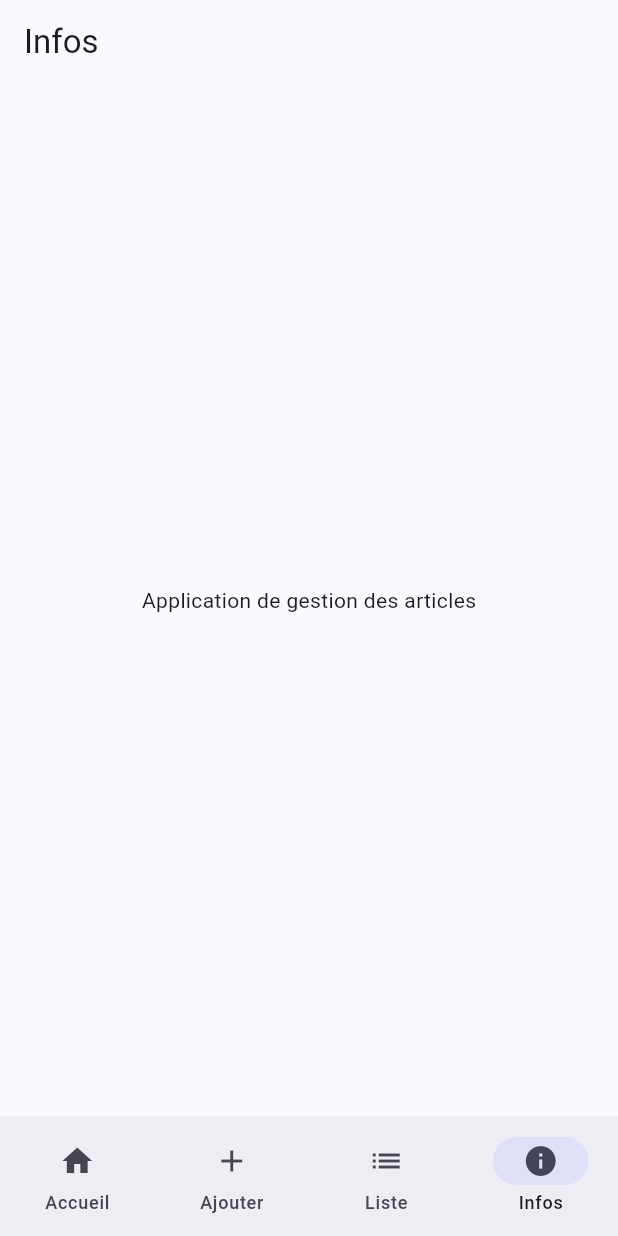
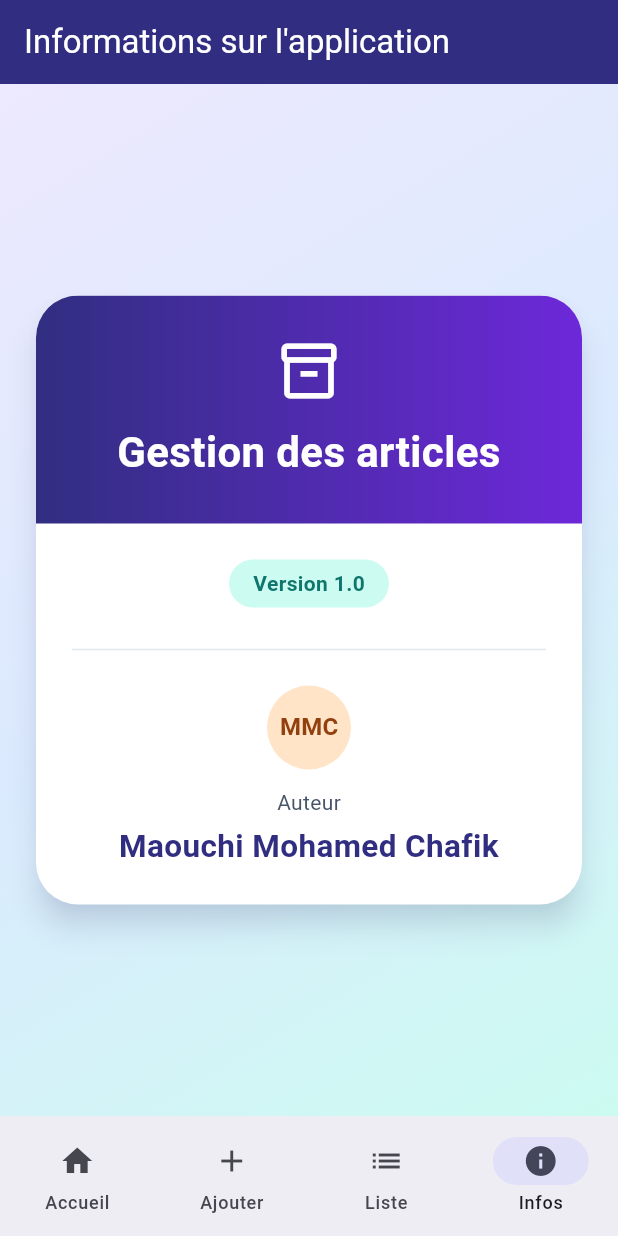
Before and after one commit to Fateh98/Atelier9, a Flutter app: the screen it shows after launch, item 4 of the bottom bar chosen, on a phone screen of 412 x 824 dp. Run offline on Flutter 3.47's test engine with Material 3 defaults, Android fonts, the phone set to English and light mode, and no system bars.

Commit message:
Personnaliser la page Infos avec des couleurs et le nom de Maouchi Mohamed Chafik

```diff
--- a/lib/pages/infos_page.dart
+++ b/lib/pages/infos_page.dart
@@ -5,12 +5,134 @@ class InfosPage extends StatelessWidget {
 
   @override
   Widget build(BuildContext context) {
+    const indigo = Color(0xFF312E81);
+    const violet = Color(0xFF6D28D9);
+    const turquoise = Color(0xFF0F766E);
+
     return Scaffold(
       appBar: AppBar(
-        title: const Text('Infos'),
+        backgroundColor: indigo,
+        foregroundColor: Colors.white,
+        title: const Text("Informations sur l'application"),
       ),
-      body: const Center(
-        child: Text('Application de gestion des articles'),
+      body: Container(
+        width: double.infinity,
+        height: double.infinity,
+        decoration: const BoxDecoration(
+          gradient: LinearGradient(
+            begin: Alignment.topLeft,
+            end: Alignment.bottomRight,
+            colors: [
+              Color(0xFFEDE9FE),
+              Color(0xFFDBEAFE),
+              Color(0xFFCCFBF1),
+            ],
+          ),
+        ),
+        child: Center(
+          child: SingleChildScrollView(
+            padding: const EdgeInsets.all(24),
+            child: ConstrainedBox(
+              constraints: const BoxConstraints(maxWidth: 420),
+              child: Card(
+                margin: EdgeInsets.zero,
+                elevation: 8,
+                shadowColor: const Color(0x44312E81),
+                color: Colors.white,
+                clipBehavior: Clip.antiAlias,
+                shape: RoundedRectangleBorder(
+                  borderRadius: BorderRadius.circular(28),
+                ),
+                child: Column(
+                  mainAxisSize: MainAxisSize.min,
+                  children: [
+                    Container(
+                      width: double.infinity,
+                      padding: const EdgeInsets.all(28),
+                      decoration: const BoxDecoration(
+                        gradient: LinearGradient(
+                          colors: [indigo, violet],
+                        ),
+                      ),
+                      child: const Column(
+                        children: [
+                          Icon(
+                            Icons.inventory_2_outlined,
+                            color: Colors.white,
+                            size: 44,
+                          ),
+                          SizedBox(height: 12),
+                          Text(
+                            'Gestion des articles',
+                            textAlign: TextAlign.center,
+                            style: TextStyle(
+                              color: Colors.white,
+                              fontSize: 28,
+                              fontWeight: FontWeight.bold,
+                            ),
+                          ),
+                        ],
+                      ),
+                    ),
+                    Padding(
+                      padding: const EdgeInsets.all(24),
+                      child: Column(
+                        children: [
+                          Container(
+                            padding: const EdgeInsets.symmetric(
+                              horizontal: 16,
+                              vertical: 6,
+                            ),
+                            decoration: BoxDecoration(
+                              color: const Color(0xFFCCFBF1),
+                              borderRadius: BorderRadius.circular(20),
+                            ),
+                            child: const Text(
+                              'Version 1.0',
+                              style: TextStyle(
+                                color: turquoise,
+                                fontWeight: FontWeight.w600,
+                              ),
+                            ),
+                          ),
+                          const SizedBox(height: 20),
+                          const Divider(color: Color(0xFFE2E8F0)),
+                          const SizedBox(height: 16),
+                          const CircleAvatar(
+                            radius: 28,
+                            backgroundColor: Color(0xFFFFE4C7),
+                            child: Text(
+                              'MMC',
+                              style: TextStyle(
+                                color: Color(0xFF92400E),
+                                fontWeight: FontWeight.bold,
+                              ),
+                            ),
+                          ),
+                          const SizedBox(height: 12),
+                          const Text(
+                            'Auteur',
+                            style: TextStyle(color: Color(0xFF475569)),
+                          ),
+                          const SizedBox(height: 4),
+                          const Text(
+                            'Maouchi Mohamed Chafik',
+                            textAlign: TextAlign.center,
+                            style: TextStyle(
+                              color: indigo,
+                              fontSize: 21,
+                              fontWeight: FontWeight.bold,
+                            ),
+                          ),
+                        ],
+                      ),
+                    ),
+                  ],
+                ),
+              ),
+            ),
+          ),
+        ),
       ),
     );
   }
```
